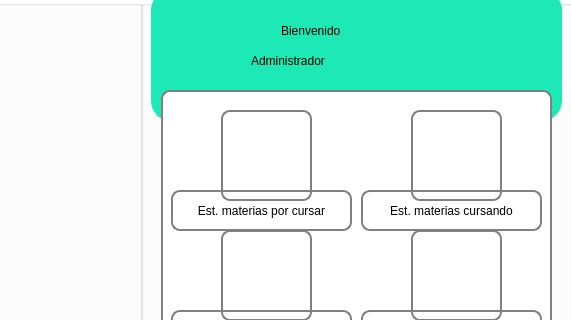
Old version of the form SCS/administrador.ui in the repository sagarme17/SCS; both pictures show x 169 to 740 and y 0 to 320 of the 740 by 560 pixel window.
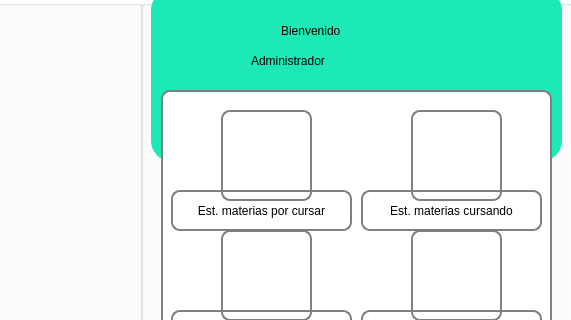
New version of the form. Icons and pictures are not drawn.

What changed in the file:
```diff
--- a/SCS/administrador.ui
+++ b/SCS/administrador.ui
@@ -392,7 +392,7 @@
       <x>10</x>
       <y>-10</y>
       <width>411</width>
-      <height>131</height>
+      <height>171</height>
      </rect>
     </property>
     <property name="styleSheet">
```
